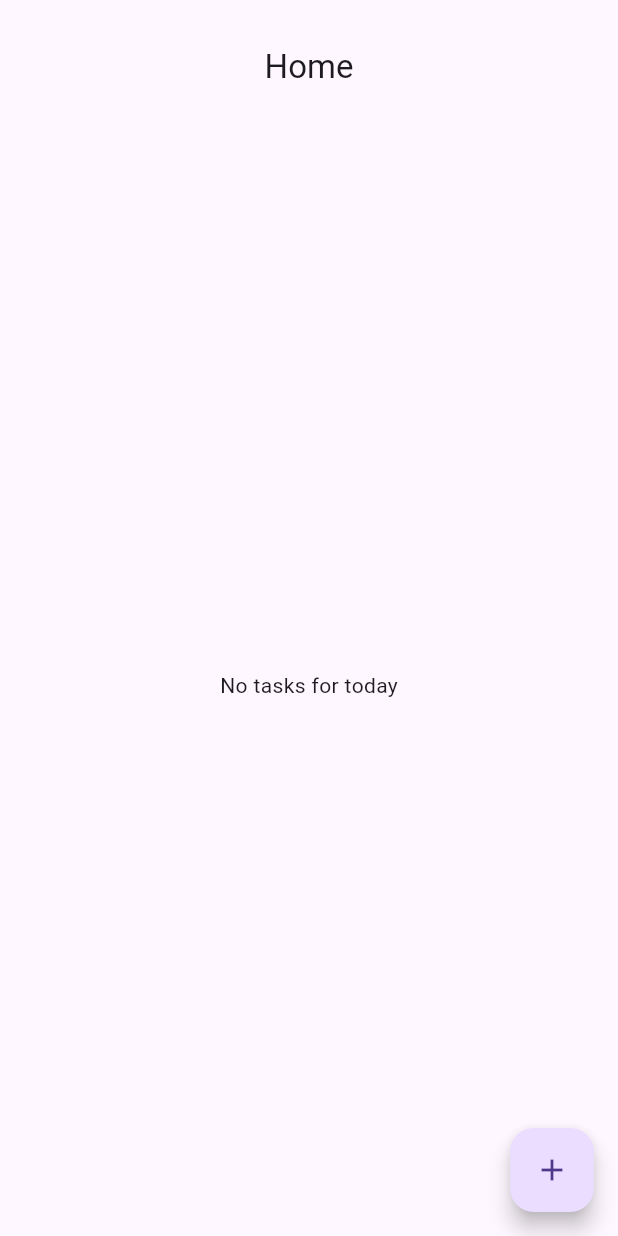
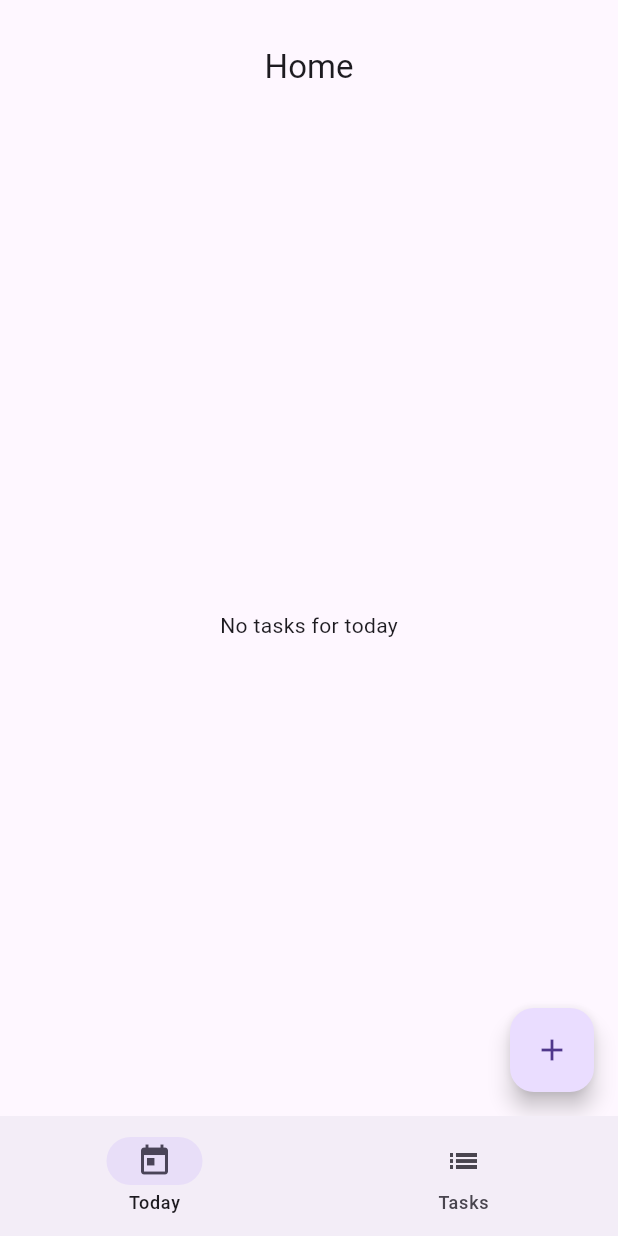
Before and after one commit to Posado-Sebastian/daily_tasks, a Flutter app: the screen it shows after launch, on a phone screen of 412 x 824 dp. Run offline on Flutter 3.47's test engine with Material 3 defaults, Android fonts, the phone set to English and light mode, and no system bars; our stand-ins replace sqflite; accounts and stored records are empty.

Commit message:
task manager added

```diff
--- a/lib/bottomsheet.dart
+++ b/lib/bottomsheet.dart
@@ -98,7 +98,6 @@ class _BottomSheetWidgetState extends State<BottomSheetWidget> {
                     days: _selectedDays.isEmpty
                         ? List.from(_weekDays)
                         : _selectedDays.toList(),
-                    startDate: DateTime.now(),
                   );
                   await DbHelper.insertTask(task);
                   ScaffoldMessenger.of(context).showSnackBar(snackBar);
--- a/lib/main.dart
+++ b/lib/main.dart
@@ -1,6 +1,6 @@
 import 'package:flutter/material.dart';
 import 'home.dart';
-
+import 'tasks_manager.dart';
 
 void main() {
   runApp(const MainApp());
@@ -13,7 +13,50 @@ class MainApp extends StatelessWidget {
   Widget build(BuildContext context) {
     return const MaterialApp(
       debugShowCheckedModeBanner: false,
-      home: Home(),
+      home: RootScreen(),
     );
   }
 }
+
+class RootScreen extends StatefulWidget {
+  const RootScreen({super.key});
+
+  @override
+  State<RootScreen> createState() => _RootScreenState();
+}
+
+class _RootScreenState extends State<RootScreen> {
+  int _selectedIndex = 0;
+
+  static const List<Widget> _screens = [
+    Home(),
+    TasksManager(),
+  ];
+
+  @override
+  Widget build(BuildContext context) {
+    return Scaffold(
+      body: _screens[_selectedIndex],
+      bottomNavigationBar: NavigationBar(
+        selectedIndex: _selectedIndex,
+        onDestinationSelected: (index) {
+          setState(() {
+            _selectedIndex = index;
+          });
+        },
+        destinations: const [
+          NavigationDestination(
+            icon: Icon(Icons.today_outlined),
+            selectedIcon: Icon(Icons.today),
+            label: 'Today',
+          ),
+          NavigationDestination(
+            icon: Icon(Icons.list_outlined),
+            selectedIcon: Icon(Icons.list),
+            label: 'Tasks',
+          ),
+        ],
+      ),
+    );
+  }
+}
--- a/lib/task.dart
+++ b/lib/task.dart
@@ -2,15 +2,13 @@ class Task {
   final int? id;
   final String title;
   final List<String> days;
-  final DateTime? startDate;
-  final DateTime? endDate;
+  final bool isActive;
 
   Task({
     this.id,
     required this.title,
     required this.days,
-    this.startDate,
-    this.endDate,
+    this.isActive = true,
   });
 
   Map<String, Object?> toMap() {
@@ -18,8 +16,7 @@ class Task {
       if (id != null) 'id': id,
       'title': title,
       'days': days.join(','),
-      'startDate': startDate?.toIso8601String(),
-      'endDate': endDate?.toIso8601String(),
+      'isActive': isActive ? 1 : 0,
     };
   }
 
@@ -30,12 +27,7 @@ class Task {
       days: map['days'] == null || (map['days'] as String).isEmpty
           ? []
           : (map['days'] as String).split(','),
-      startDate: map['startDate'] == null
-          ? null
-          : DateTime.parse(map['startDate'] as String),
-      endDate: map['endDate'] == null
-          ? null
-          : DateTime.parse(map['endDate'] as String),
+      isActive: map['isActive'] == 1,
     );
   }
 }
```
Also changed, not shown: lib/db_helper.dart (+2 -19 lines), lib/tasks_manager.dart (added, +63 -0 lines).
